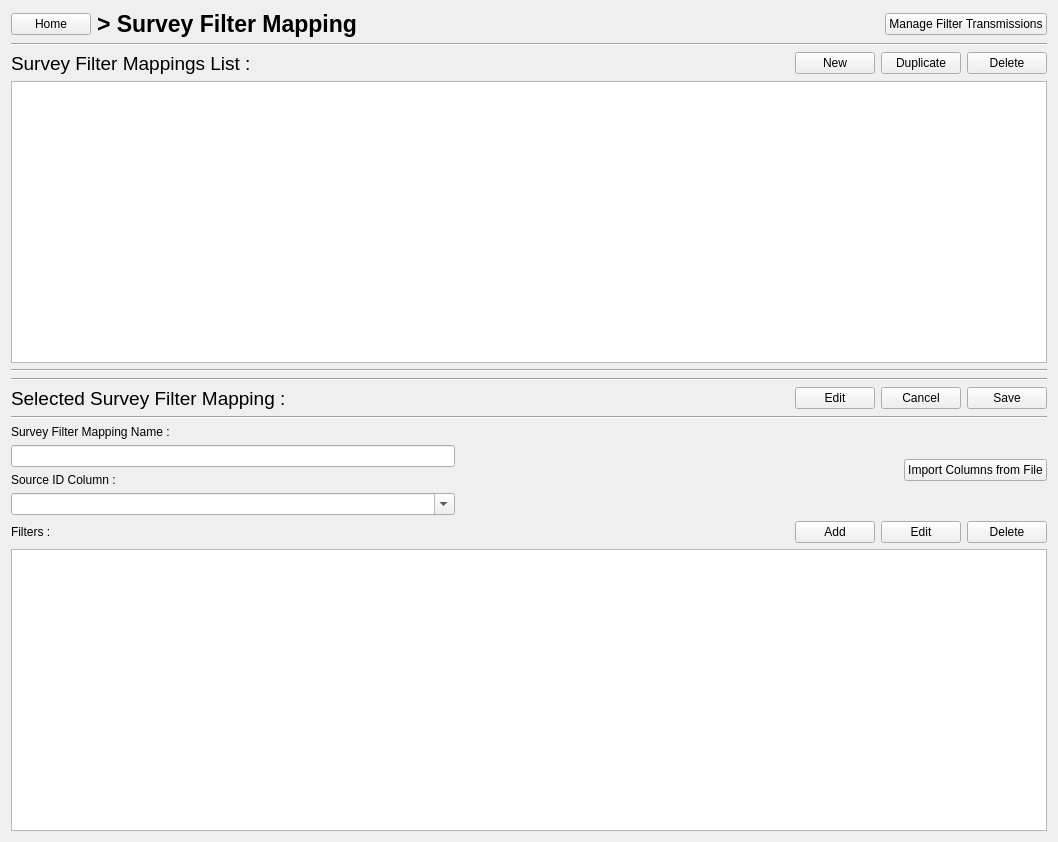
First picture: the form in PhzQtUI/auxdir/PhzQtUI/FormSurveyMapping.ui, repository astrorama/Phosphoros, before the edit.
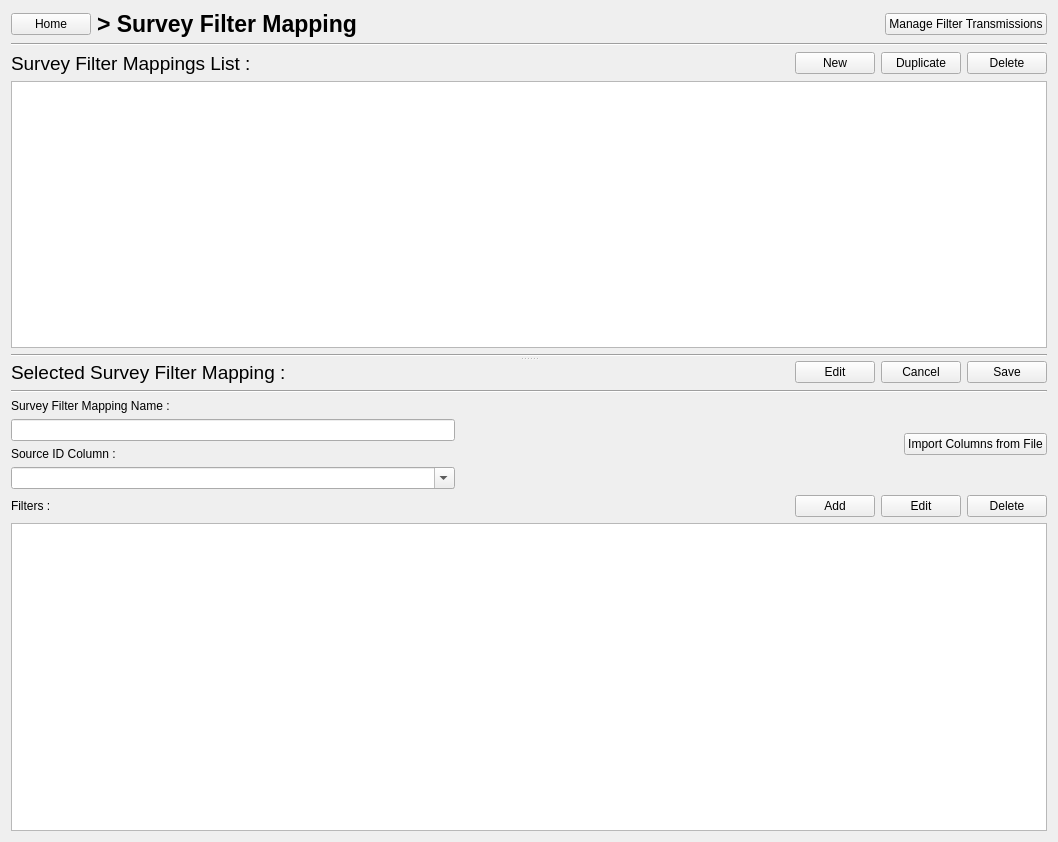
Second picture: the form after the edit.

Patch:
```diff
--- a/PhzQtUI/auxdir/PhzQtUI/FormSurveyMapping.ui
+++ b/PhzQtUI/auxdir/PhzQtUI/FormSurveyMapping.ui
@@ -13,7 +13,7 @@
   <property name="windowTitle">
    <string>Form</string>
   </property>
-  <layout class="QVBoxLayout" name="verticalLayout">
+  <layout class="QVBoxLayout" name="verticalLayout_3">
    <item>
     <layout class="QHBoxLayout" name="horizontalLayout_13">
      <item>
@@ -70,6 +70,13 @@
     </widget>
    </item>
    <item>
+    <widget class="QSplitter" name="splitter">
+     <property name="orientation">
+      <enum>Qt::Vertical</enum>
+     </property>
+     <widget class="QWidget" name="verticalLayoutWidget">
+      <layout class="QVBoxLayout" name="verticalLayout">
+       <item>
     <layout class="QHBoxLayout" name="horizontalLayout_12">
      <item>
       <widget class="QLabel" name="label_13">
@@ -148,13 +155,10 @@
      </property>
     </widget>
    </item>
-   <item>
-    <widget class="Line" name="line_7">
-     <property name="orientation">
-      <enum>Qt::Horizontal</enum>
-     </property>
-    </widget>
-   </item>
+      </layout>
+     </widget>
+     <widget class="QWidget" name="verticalLayoutWidget_2">
+      <layout class="QVBoxLayout" name="verticalLayout_2">
    <item>
     <layout class="QHBoxLayout" name="horizontalLayout_14">
      <item>
@@ -182,6 +186,13 @@
        </property>
       </spacer>
      </item>
+         <item>
+          <widget class="Line" name="line_8">
+           <property name="orientation">
+            <enum>Qt::Horizontal</enum>
+           </property>
+          </widget>
+         </item>
      <item>
       <widget class="QPushButton" name="btn_MapEdit">
        <property name="text">
@@ -206,7 +217,7 @@
     </layout>
    </item>
    <item>
-    <widget class="Line" name="line_8">
+        <widget class="Line" name="line">
      <property name="orientation">
       <enum>Qt::Horizontal</enum>
      </property>
@@ -333,6 +344,10 @@
      <attribute name="verticalHeaderHighlightSections">
       <bool>false</bool>
      </attribute>
+        </widget>
+       </item>
+      </layout>
+     </widget>
     </widget>
    </item>
   </layout>
```
Left out of the diff: 2 changed lines with no effect on the pictures. Lines whose indentation alone changed are shown as unchanged.
